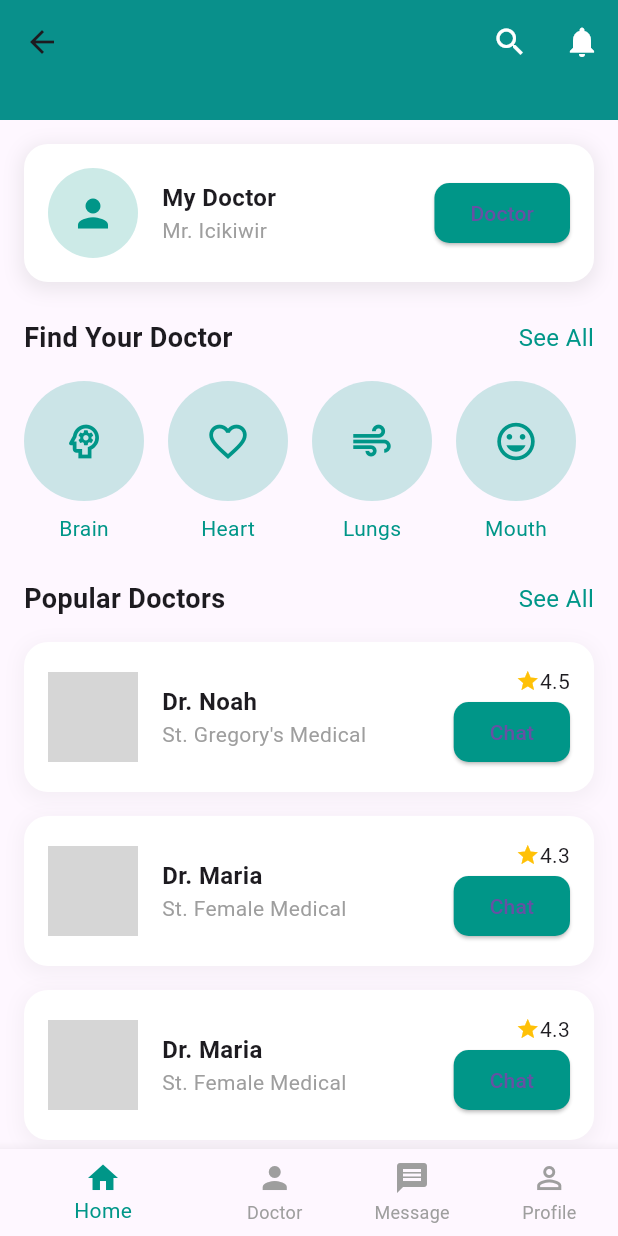
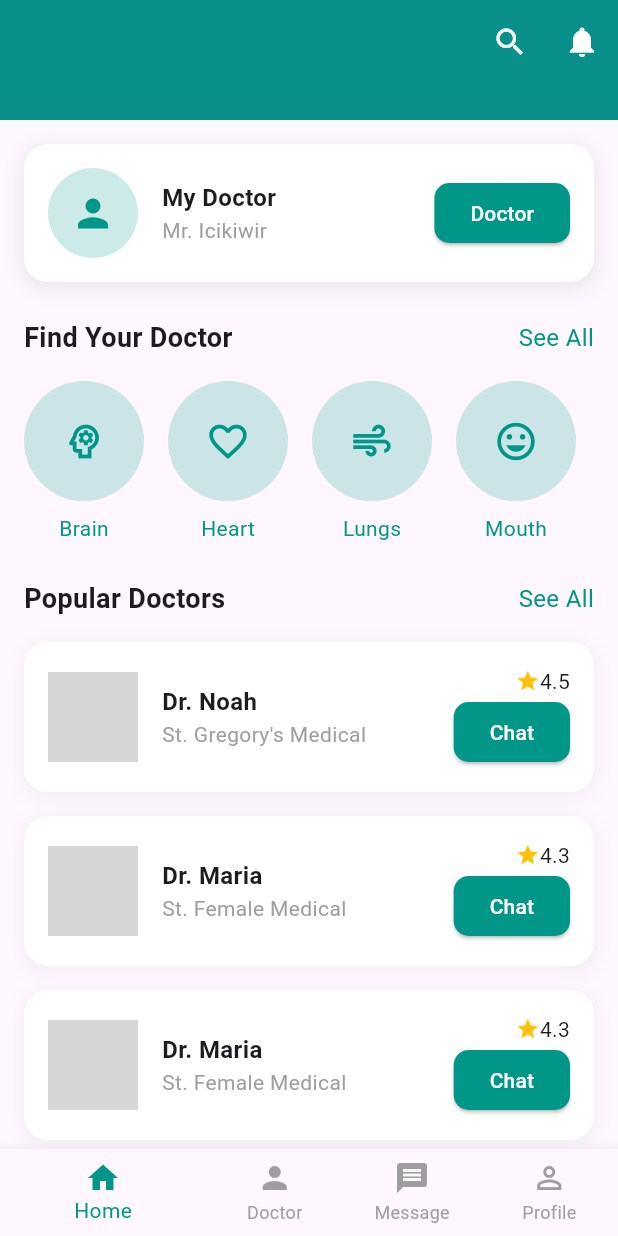
Before and after one commit to sabilulmuttaqin/kesehatan-app, a Flutter app: the HomeView screen opened by its route, on a phone screen of 412 x 824 dp. Run offline on Flutter 3.47's test engine with Material 3 defaults, Android fonts, the phone set to English and light mode, and no system bars; our stand-ins replace flutter_login, get, image_picker, shared_preferences, vibration; accounts and stored records are empty; grey boxes are pictures that could not be loaded.

Commit message:
home update

```diff
--- a/lib/app/modules/home/views/home_view.dart
+++ b/lib/app/modules/home/views/home_view.dart
@@ -13,7 +13,7 @@ class HomeView extends GetView {
         preferredSize: const Size.fromHeight(80.0), // Tinggi AppBar disesuaikan
         child: AppBar(
           backgroundColor: Colors.teal,
-
+          automaticallyImplyLeading: false, // Remove the back button
           elevation: 4.0, // Menambahkan sedikit elevasi
           actions: [
             IconButton(
@@ -87,6 +87,8 @@ class HomeView extends GetView {
                     },
                     style: ElevatedButton.styleFrom(
                       backgroundColor: Colors.teal,
+                      foregroundColor:
+                          Colors.white, // Mengubah warna tulisan jadi putih
                       shape: RoundedRectangleBorder(
                         borderRadius: BorderRadius.circular(10.0),
                       ),
@@ -266,6 +268,8 @@ class HomeView extends GetView {
                 },
                 style: ElevatedButton.styleFrom(
                   backgroundColor: Colors.teal,
+                  foregroundColor:
+                      Colors.white, // Mengubah warna tulisan jadi putih
                   shape: RoundedRectangleBorder(
                     borderRadius: BorderRadius.circular(10.0),
                   ),
```
